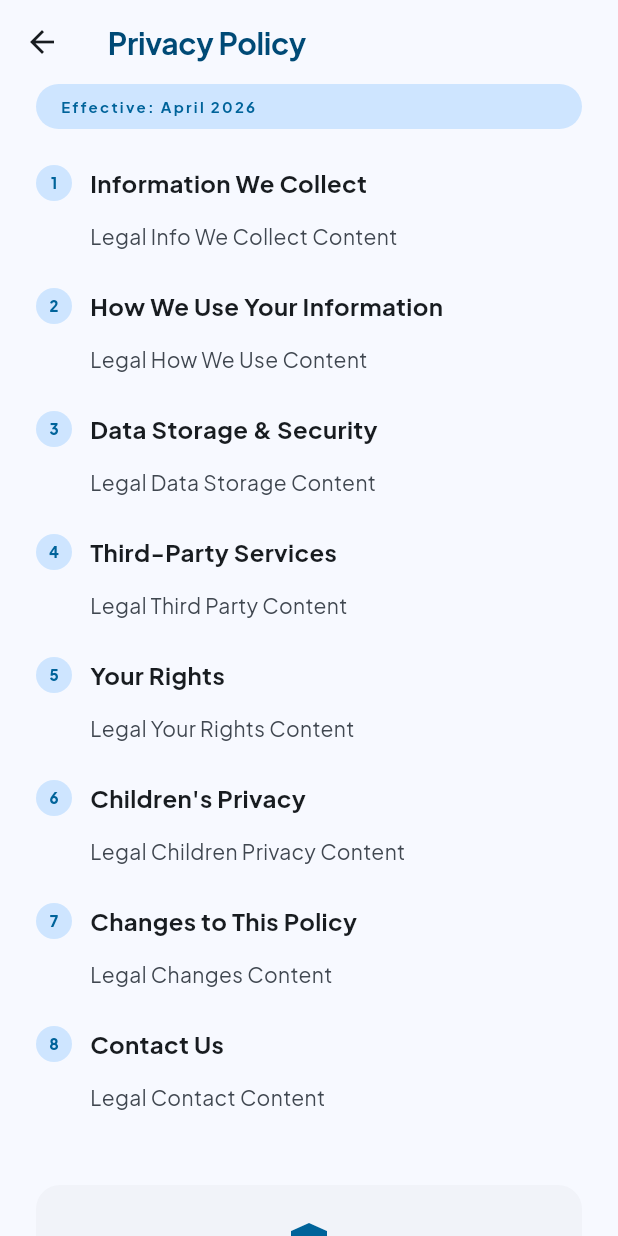
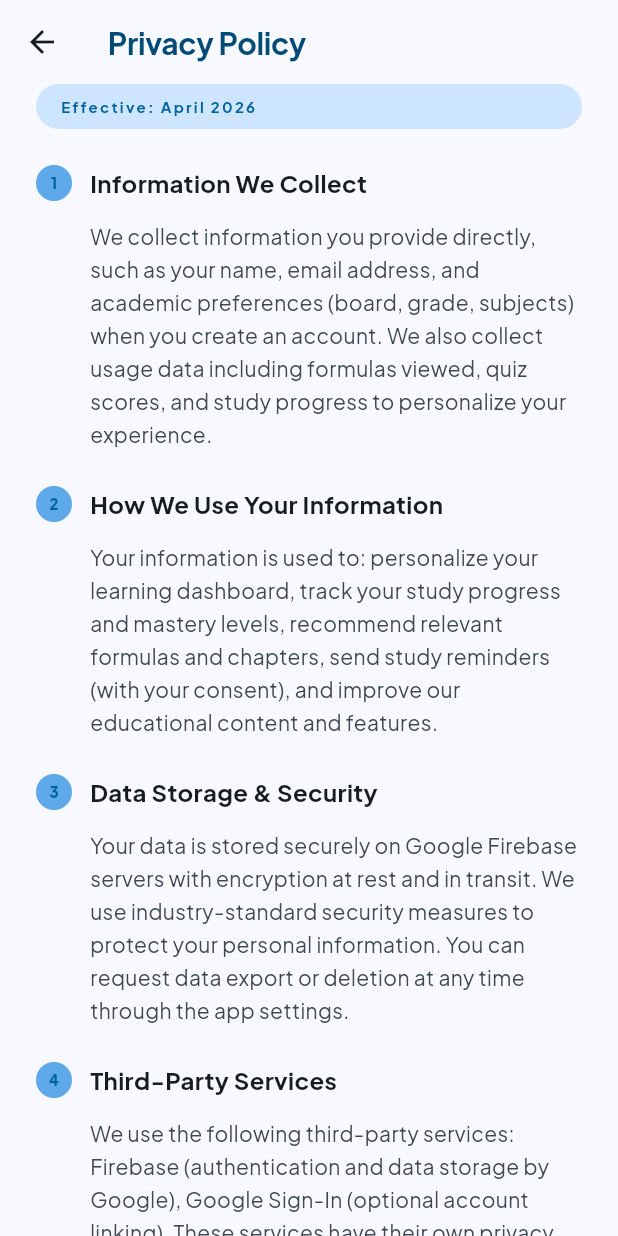
Before and after one commit to uumair327/formula_scholar, a Flutter app: the AboutAppPage screen opened by its route, after a tap on "Privacy Policy", on a phone screen of 412 x 824 dp. Run offline on Flutter 3.47's test engine with Material 3 defaults, Android fonts, the phone set to English and light mode, and no system bars; our stand-ins replace cached_network_image, carousel_slider, cloud_firestore, connectivity_plus, equatable, firebase_analytics and 18 more; missing offline and left inert: dart:ui_web, flutter_math_fork, universal_html; accounts and stored records are empty; generated files the repository leaves out were written again; network calls fail; project files that could hold a hidden picture were left out.

Commit message:
feat: Update legal strings and improve localization for privacy policy and terms of service

```diff
--- a/lib/features/profile/presentation/widgets/settings_list_widget.dart
+++ b/lib/features/profile/presentation/widgets/settings_list_widget.dart
@@ -32,6 +32,7 @@ class SettingsListWidget extends StatelessWidget {
       'info_outline' => Icons.info_outline,
       'logout' => Icons.logout,
       'emoji_events' => Icons.emoji_events,
+      'calendar_today' => Icons.calendar_today,
       _ => Icons.settings,
     };
   }
@@ -70,6 +71,7 @@ class SettingsListWidget extends StatelessWidget {
       'account' => context.l10n.accountInformation,
       'bookmarks' => context.l10n.myBookmarks,
       'planner' => context.l10n.studyPlanner,
+      'study_planner' => context.l10n.studyPlanner,
       'achievements' => context.l10n.achievements,
       'notifications' => context.l10n.notifications,
       'language' => context.l10n.languageAndLocalization,
@@ -84,6 +86,7 @@ class SettingsListWidget extends StatelessWidget {
   String? _resolveSubtitle(BuildContext context, String id, String? fallback) {
     return switch (id) {
       'planner' => context.l10n.studyPlannerSubtitle,
+      'study_planner' => context.l10n.studyPlannerSubtitle,
       'achievements' => context.l10n.achievementsDesc,
       'language' => context.l10n.languageAndLocalizationSubtitle,
       'appearance' => context.l10n.toggleDarkMode,
--- a/lib/l10n/app_en.arb
+++ b/lib/l10n/app_en.arb
@@ -139,7 +139,7 @@
   "comingSoonChip3": "Exciting Updates",
   "gotIt": "Got It",
   "legalFooterTitle": "Your Privacy & Security Matter to Us",
-  "legalFooterDesc": "We prioritize your privacy and security — your data stays private.",
+  "legalFooterDesc": "We are committed to protecting your personal information and providing a safe learning environment.",
   "legalEffectiveDate": "Effective: April 2026",
   "selectSubjectTitle": "Select a Subject",
   "selectSubjectDesc": "Tap on a subject from the Home tab to start exploring chapters and formulas.",
@@ -307,35 +307,35 @@
   "helpHeroTitle": "How can we help?",
   "incorrectLabel": "Incorrect",
   "legalAcceptance": "Acceptance of Terms",
-  "legalAcceptanceContent": "Legal Acceptance Content",
+  "legalAcceptanceContent": "By creating an account or using Formula Scholar, you agree to these Terms of Service. If you do not agree, please do not use the service. We may update these terms and will notify you of significant changes.",
   "legalChanges": "Changes to This Policy",
-  "legalChangesContent": "Legal Changes Content",
+  "legalChangesContent": "We may update this Privacy Policy from time to time. We will notify you of any material changes through the app and update the effective date. Your continued use of Formula Scholar after changes indicates acceptance of the updated policy.",
   "legalChildrenPrivacy": "Children's Privacy",
-  "legalChildrenPrivacyContent": "Legal Children Privacy Content",
+  "legalChildrenPrivacyContent": "Formula Scholar is designed for students of all ages. For users under 13, we collect only the minimum information necessary for the service. We do not knowingly collect sensitive personal information from children. Parents may contact us to review or delete their child's data.",
   "legalContact": "Contact Us",
-  "legalContactContent": "Legal Contact Content",
+  "legalContactContent": "If you have questions about this Privacy Policy or your data, please contact us through the Help & Support section in the app, or email us at support@formulascholar.app.",
   "legalDataStorage": "Data Storage & Security",
-  "legalDataStorageContent": "Legal Data Storage Content",
+  "legalDataStorageContent": "Your data is stored securely on Google Firebase servers with encryption at rest and in transit. We use industry-standard security measures to protect your personal information. You can request data export or deletion at any time through the app settings.",
   "legalDisclaimer": "Disclaimer",
-  "legalDisclaimerContent": "Legal Disclaimer Content",
+  "legalDisclaimerContent": "Formula Scholar is an educational aid and should supplement, not replace, formal education. We strive for accuracy but do not guarantee that all content is error-free. We are not liable for academic outcomes based on use of this application.",
   "legalGoverningLaw": "Governing Law",
-  "legalGoverningLawContent": "Legal Governing Law Content",
+  "legalGoverningLawContent": "These Terms of Service are governed by applicable law. Any disputes arising from these terms will be resolved through appropriate legal channels in the jurisdiction where the service provider is located.",
   "legalHowWeUse": "How We Use Your Information",
-  "legalHowWeUseContent": "Legal How We Use Content",
+  "legalHowWeUseContent": "Your information is used to: personalize your learning dashboard, track your study progress and mastery levels, recommend relevant formulas and chapters, send study reminders (with your consent), and improve our educational content and features.",
   "legalInfoWeCollect": "Information We Collect",
-  "legalInfoWeCollectContent": "Legal Info We Collect Content",
+  "legalInfoWeCollectContent": "We collect information you provide directly, such as your name, email address, and academic preferences (board, grade, subjects) when you create an account. We also collect usage data including formulas viewed, quiz scores, and study progress to personalize your experience.",
   "legalIntellectualProperty": "Intellectual Property",
-  "legalIntellectualPropertyContent": "Legal Intellectual Property Content",
+  "legalIntellectualPropertyContent": "All content, design, and code within Formula Scholar are protected by intellectual property laws. Educational formulas themselves are in the public domain, but our presentation, explanations, and quiz content are proprietary. You may not reproduce or distribute our content without permission.",
   "legalTermination": "Termination",
-  "legalTerminationContent": "Legal Termination Content",
+  "legalTerminationContent": "We may suspend or terminate your access if you violate these terms. You may terminate your account at any time. Upon termination, your right to use the service ceases and your data will be deleted per our retention policy.",
   "legalThirdParty": "Third-Party Services",
-  "legalThirdPartyContent": "Legal Third Party Content",
+  "legalThirdPartyContent": "We use the following third-party services: Firebase (authentication and data storage by Google), Google Sign-In (optional account linking). These services have their own privacy policies which we encourage you to review.",
   "legalUseOfService": "Use of Service",
-  "legalUseOfServiceContent": "Legal Use Of Service Content",
+  "legalUseOfServiceContent": "Formula Scholar provides educational tools for learning mathematical and scientific formulas. The service is provided \"as is\" for personal, non-commercial educational use. You agree not to: share your account credentials, use the service for unauthorized purposes, or attempt to reverse-engineer any part of the application.",
   "legalUserAccounts": "User Accounts",
-  "legalUserAccountsContent": "Legal User Accounts Content",
+  "legalUserAccountsContent": "You are responsible for maintaining the security of your account and password. You must provide accurate information during registration. You may delete your account at any time, which will permanently remove your data from our systems.",
   "legalYourRights": "Your Rights",
-  "legalYourRightsContent": "Legal Your Rights Content",
+  "legalYourRightsContent": "You have the right to: access your personal data, correct inaccurate data, request deletion of your account and data, export your data in a portable format, and opt out of non-essential communications. To exercise these rights, contact us through the Help & Support section.",
   "newContent": "New Content",
   "newContentDesc": "When new chapters are available",
   "nextQuestion": "Next Question",
--- a/lib/l10n/app_localizations_en.dart
+++ b/lib/l10n/app_localizations_en.dart
@@ -435,7 +435,7 @@ class AppLocalizationsEn extends AppLocalizations {
 
   @override
   String get legalFooterDesc =>
-      'We prioritize your privacy and security — your data stays private.';
+      'We are committed to protecting your personal information and providing a safe learning environment.';
 
   @override
   String get legalEffectiveDate => 'Effective: April 2026';
@@ -932,92 +932,106 @@ class AppLocalizationsEn extends AppLocalizations {
   String get legalAcceptance => 'Acceptance of Terms';
 
   @override
-  String get legalAcceptanceContent => 'Legal Acceptance Content';
+  String get legalAcceptanceContent =>
+      'By creating an account or using Formula Scholar, you agree to these Terms of Service. If you do not agree, please do not use the service. We may update these terms and will notify you of significant changes.';
 
   @override
   String get legalChanges => 'Changes to This Policy';
 
   @override
-  String get legalChangesContent => 'Legal Changes Content';
+  String get legalChangesContent =>
+      'We may update this Privacy Policy from time to time. We will notify you of any material changes through the app and update the effective date. Your continued use of Formula Scholar after changes indicates acceptance of the updated policy.';
 
   @override
   String get legalChildrenPrivacy => 'Children\'s Privacy';
 
   @override
-  String get legalChildrenPrivacyContent => 'Legal Children Privacy Content';
+  String get legalChildrenPrivacyContent =>
+      'Formula Scholar is designed for students of all ages. For users under 13, we collect only the minimum information necessary for the service. We do not knowingly collect sensitive personal information from children. Parents may contact us to review or delete their child\'s data.';
 
   @override
   String get legalContact => 'Contact Us';
 
   @override
-  String get legalContactContent => 'Legal Contact Content';
+  String get legalContactContent =>
+      'If you have questions about this Privacy Policy or your data, please contact us through the Help & Support section in the app, or email us at support@formulascholar.app.';
 
   @override
   String get legalDataStorage => 'Data Storage & Security';
 
   @override
-  String get legalDataStorageContent => 'Legal Data Storage Content';
+  String get legalDataStorageContent =>
+      'Your data is stored securely on Google Firebase servers with encryption at rest and in transit. We use industry-standard security measures to protect your personal information. You can request data export or deletion at any time through the app settings.';
 
   @override
   String get legalDisclaimer => 'Disclaimer';
 
   @override
-  String get legalDisclaimerContent => 'Legal Disclaimer Content';
+  String get legalDisclaimerContent =>
+      'Formula Scholar is an educational aid and should supplement, not replace, formal education. We strive for accuracy but do not guarantee that all content is error-free. We are not liable for academic outcomes based on use of this application.';
 
   @override
   String get legalGoverningLaw => 'Governing Law';
 
   @override
-  String get legalGoverningLawContent => 'Legal Governing Law Content';
+  String get legalGoverningLawContent =>
+      'These Terms of Service are governed by applicable law. Any disputes arising from these terms will be resolved through appropriate legal channels in the jurisdiction where the service provider is located.';
 
   @override
   String get legalHowWeUse => 'How We Use Your Information';
 
   @override
-  String get legalHowWeUseContent => 'Legal How We Use Content';
+  String get legalHowWeUseContent =>
+      'Your information is used to: personalize your learning dashboard, track your study progress and mastery levels, recommend relevant formulas and chapters, send study reminders (with your consent), and improve our educational content and features.';
 
   @override
   String get legalInfoWeCollect => 'Information We Collect';
 
   @override
-  String get legalInfoWeCollectContent => 'Legal Info We Collect Content';
+  String get legalInfoWeCollectContent =>
+      'We collect information you provide directly, such as your name, email address, and academic preferences (board, grade, subjects) when you create an account. We also collect usage data including formulas viewed, quiz scores, and study progress to personalize your experience.';
 
   @override
   String get legalIntellectualProperty => 'Intellectual Property';
 
   @override
   String get legalIntellectualPropertyContent =>
-      'Legal Intellectual Property Content';
+      'All content, design, and code within Formula Scholar are protected by intellectual property laws. Educational formulas themselves are in the public domain, but our presentation, explanations, and quiz content are proprietary. You may not reproduce or distribute our content without permission.';
 
   @override
   String get legalTermination => 'Termination';
 
   @override
-  String get legalTerminationContent => 'Legal Termination Content';
+  String get legalTerminationContent =>
+      'We may suspend or terminate your access if you violate these terms. You may terminate your account at any time. Upon termination, your right to use the service ceases and your data will be deleted per our retention policy.';
 
   @override
   String get legalThirdParty => 'Third-Party Services';
 
   @override
-  String get legalThirdPartyContent => 'Legal Third Party Content';
+  String get legalThirdPartyContent =>
+      'We use the following third-party services: Firebase (authentication and data storage by Google), Google Sign-In (optional account linking). These services have their own privacy policies which we encourage you to review.';
 
   @override
   String get legalUseOfService => 'Use of Service';
 
   @override
-  String get legalUseOfServiceContent => 'Legal Use Of Service Content';
+  String get legalUseOfServiceContent =>
+      'Formula Scholar provides educational tools for learning mathematical and scientific formulas. The service is provided \"as is\" for personal, non-commercial educational use. You agree not to: share your account credentials, use the service for unauthorized purposes, or attempt to reverse-engineer any part of the application.';
 
   @override
   String get legalUserAccounts => 'User Accounts';
 
   @override
-  String get legalUserAccountsContent => 'Legal User Accounts Content';
+  String get legalUserAccountsContent =>
+      'You are responsible for maintaining the security of your account and password. You must provide accurate information during registration. You may delete your account at any time, which will permanently remove your data from our systems.';
 
   @override
   String get legalYourRights => 'Your Rights';
 
   @override
-  String get legalYourRightsContent => 'Legal Your Rights Content';
+  String get legalYourRightsContent =>
+      'You have the right to: access your personal data, correct inaccurate data, request deletion of your account and data, export your data in a portable format, and opt out of non-essential communications. To exercise these rights, contact us through the Help & Support section.';
 
   @override
   String get newContent => 'New Content';
--- a/lib/shared/widgets/legal_page.dart
+++ b/lib/shared/widgets/legal_page.dart
@@ -100,13 +100,13 @@ class LegalPage extends StatelessWidget {
   @override
   Widget build(BuildContext context) {
     return Scaffold(
-      backgroundColor: AppColors.surface,
+      backgroundColor: Theme.of(context).colorScheme.surface,
       body: CustomScrollView(
         slivers: [
           SliverAppBar(
             floating: true,
             snap: true,
-            backgroundColor: AppColors.surface,
+            backgroundColor: Theme.of(context).colorScheme.surface,
             surfaceTintColor: AppColors.transparent,
             leading: IconButton(
               onPressed: () => Navigator.of(context).maybePop(),
--- a/lib/shared/widgets/legal_section_card.dart
+++ b/lib/shared/widgets/legal_section_card.dart
@@ -20,15 +20,15 @@ class LegalSectionCard extends StatelessWidget {
               Container(
                 width: AppDimensions.avatarSM,
                 height: AppDimensions.avatarSM,
-                decoration: const BoxDecoration(
+                decoration: BoxDecoration(
                   shape: BoxShape.circle,
-                  color: AppColors.primaryFixed,
+                  color: Theme.of(context).colorScheme.primaryContainer,
                 ),
                 alignment: Alignment.center,
                 child: Text(
                   '$index',
                   style: AppTextStyles.labelSmall.copyWith(
-                    color: AppColors.primary,
+                    color: Theme.of(context).colorScheme.primary,
                     fontWeight: FontWeight.w800,
                   ),
                 ),
@@ -54,7 +54,7 @@ class LegalSectionCard extends StatelessWidget {
             child: Text(
               section.content,
               style: AppTextStyles.bodyMedium.copyWith(
-                color: AppColors.onSurfaceVariant,
+                color: Theme.of(context).colorScheme.onSurfaceVariant,
                 height: AppDimensions.lineHeightRelaxed,
               ),
             ),
```
Also changed, not shown: lib/l10n/app_localizations.dart (+16 -16 lines), 1 other file.
